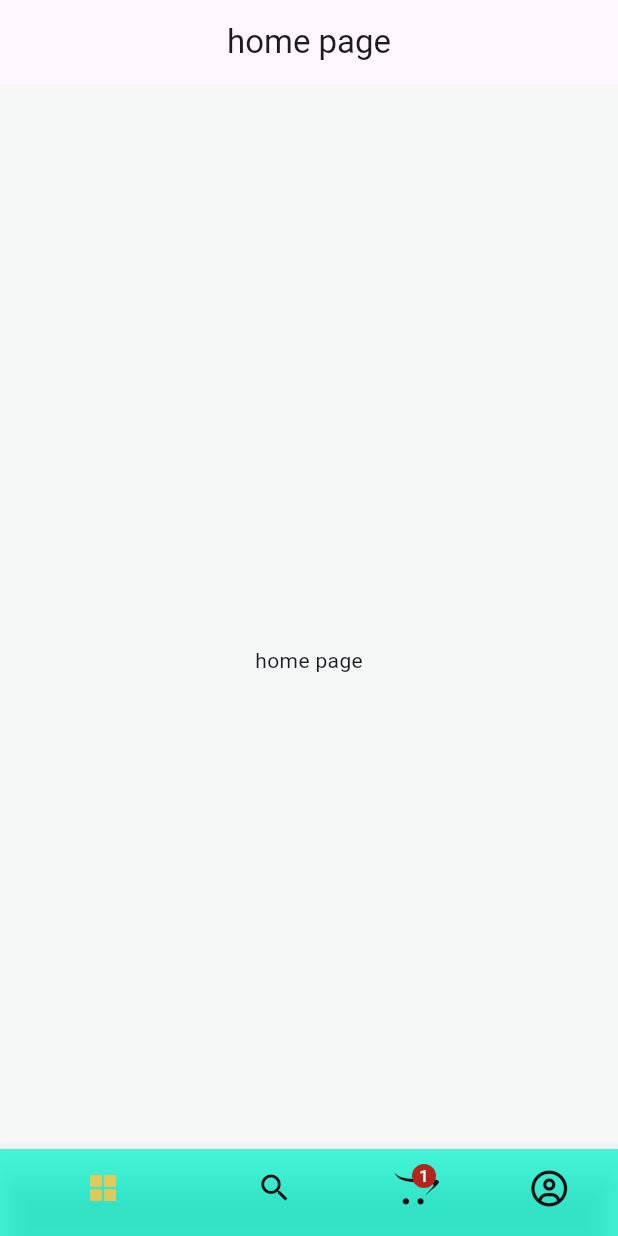
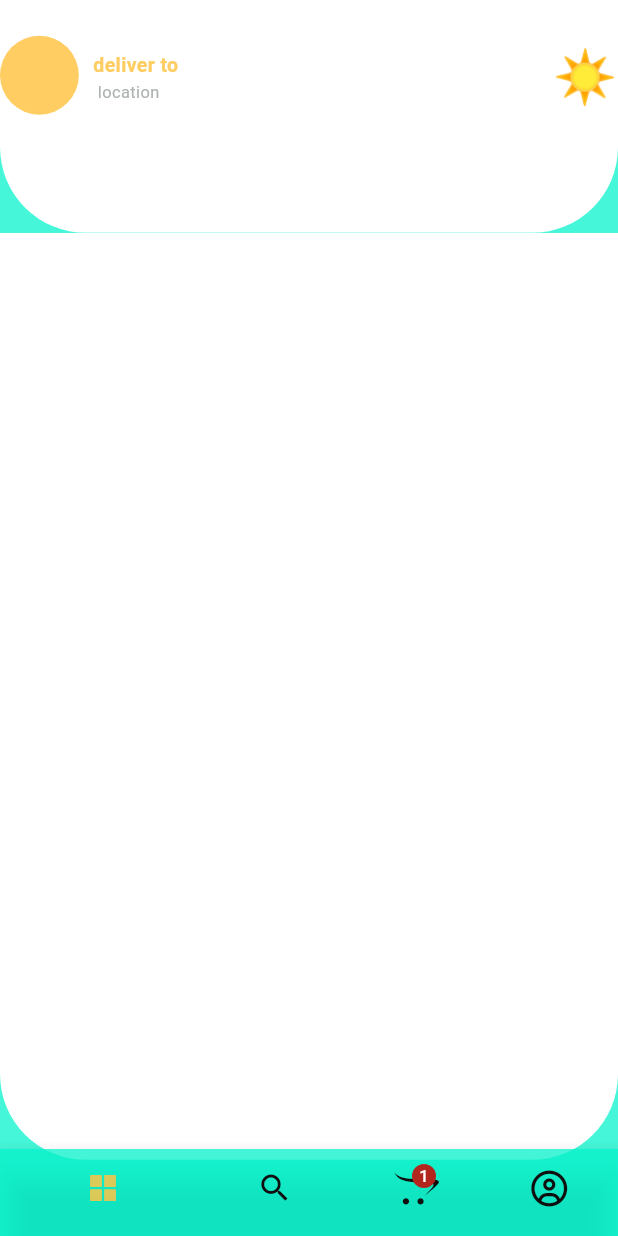
Before and after one commit to biftu123/flutter-ecommerice-app-, a Flutter app: the screen it shows after launch, on a phone screen of 412 x 824 dp. Run offline on Flutter 3.47's test engine with Material 3 defaults, Android fonts, the phone set to English and light mode, and no system bars; our stand-ins replace flutter_screenutil, flutter_vector_icons, get.

Commit message:
crate common ,pages

```diff
--- /dev/null
+++ b/lib/Common/custom_container.dart
@@ -0,0 +1,27 @@
+import 'package:flutter/material.dart';
+import 'package:flutter_screenutil/flutter_screenutil.dart';
+import 'package:foodorder/constant/constant.dart';
+
+// ignore: must_be_immutable
+class CustomContainer extends StatelessWidget {
+CustomContainer({super.key,required this.cotaincontaainer});
+  Widget cotaincontaainer;
+  @override
+  Widget build(BuildContext context) {
+    return SizedBox(
+      height: MediaQuery.of(context).size.height * 0.75,
+      child: ClipRRect(
+        borderRadius: BorderRadius.only(
+            bottomLeft: Radius.circular(50.r),
+            bottomRight: Radius.circular(50.r)),
+        child: Container(
+          width: width,
+          color: kwhite,
+          child:SingleChildScrollView(
+            child: cotaincontaainer,
+          ),
+        ),
+      ),
+    );
+  }
+}
--- /dev/null
+++ b/lib/Common/customappbar.dart
@@ -0,0 +1,74 @@
+import 'package:flutter/material.dart';
+import 'package:flutter_screenutil/flutter_screenutil.dart';
+import 'package:foodorder/Common/custom_container.dart';
+import 'package:foodorder/constant/constant.dart';
+
+class Customappbar extends StatelessWidget {
+  const Customappbar({super.key});
+
+  @override
+  Widget build(BuildContext context) {
+    return CustomContainer(
+        cotaincontaainer: Container(
+      margin: EdgeInsets.only(top: 20.h),
+      child: Row(
+        crossAxisAlignment: CrossAxisAlignment.end,
+        mainAxisAlignment: MainAxisAlignment.spaceBetween,
+        children: [
+          Row(
+            crossAxisAlignment: CrossAxisAlignment.end,
+            children: [
+              CircleAvatar(
+                radius: 22.h,
+                backgroundColor: ksecondary,
+              ),
+              Padding(
+                padding: EdgeInsets.only(bottom: 6.h, left: 8.h),
+                child: const Column(
+                  mainAxisAlignment: MainAxisAlignment.end,
+                  crossAxisAlignment: CrossAxisAlignment.start,
+                  children: [
+                    Text(
+                      "deliver to",
+                      style: TextStyle(
+                          fontSize: 13,
+                          color: ksecondary,
+                          fontWeight: FontWeight.w600),
+                    ),
+                    SizedBox(
+                      width: 243.75,
+                      child: Text(
+                        " location",
+                        overflow: TextOverflow.ellipsis,
+                        style: TextStyle(
+                            fontSize: 11,
+                            color: kgray,
+                            fontWeight: FontWeight.normal),
+                      ),
+                    )
+                  ],
+                ),
+              )
+            ],
+          ),
+           Text(
+            getTimeofDay(),
+            style:  const TextStyle(fontSize: 35),
+          )
+        ],
+      ),
+    ));
+  }
+
+  String getTimeofDay() {
+    DateTime now = DateTime.now();
+    int hour = now.hour;
+    if (hour >= 0 && hour < 12) {
+      return "☀️";
+    } else if (hour >= 12 && hour < 16) {
+      return "⛅";
+    } else {
+      return "🌙";
+    }
+  }
+}
--- a/lib/controller/pageindex.dart
+++ b/lib/controller/pageindex.dart
@@ -1,7 +1,7 @@
 import 'package:get/get.dart';
 
 class Pageindex extends GetxController {
-  RxInt _tabindex = 0.obs;
+  final RxInt _tabindex = 0.obs;
   int get tabindex => _tabindex.value;
   set setindex(int newvalue){
     _tabindex.value = newvalue  ;
--- a/lib/main.dart
+++ b/lib/main.dart
@@ -7,7 +7,7 @@
 Widget defaultpage = MainScreen();
 
 class MyApp extends StatelessWidget {
-  const MyApp({Key? key}) : super(key: key);
+  const MyApp({super.key});
 
 
   @override
--- a/lib/view/cart/cartpage.dart
+++ b/lib/view/cart/cartpage.dart
@@ -1,4 +1,7 @@
 import 'package:flutter/material.dart';
+import 'package:flutter_screenutil/flutter_screenutil.dart';
+import 'package:foodorder/Common/custom_container.dart';
+import 'package:foodorder/constant/constant.dart';
 
 class Cartpage extends StatelessWidget {
   const Cartpage({super.key});
@@ -6,13 +9,11 @@ class Cartpage extends StatelessWidget {
   @override
   Widget build(BuildContext context) {
     return Scaffold(
-      appBar: AppBar(
-        title: Text('cart page'),
-        centerTitle: true,
-      ),
-      body: const Center(
-        child: Text('cart page'),
-      ),
+      backgroundColor: kPrimary,
+      appBar:PreferredSize(preferredSize:Size.fromHeight(130.h),
+      child:Container(height: 130.h,)),
+      body: SafeArea(child: CustomContainer(cotaincontaainer: Container(),)),
+
     );
   }
 }
--- a/lib/view/entrypoint.dart
+++ b/lib/view/entrypoint.dart
@@ -53,8 +53,8 @@ class MainScreen extends StatelessWidget {
                               label: 'shoping'),
                           BottomNavigationBarItem(
                               icon: controller.tabindex == 3
-                                  ? Icon(FontAwesome.user_circle)
-                                  : Icon(FontAwesome.user_circle_o),
+                                  ? const Icon(FontAwesome.user_circle)
+                                  : const Icon(FontAwesome.user_circle_o),
                               label: "person")
                         ])),
               )
--- a/lib/view/home/homepage.dart
+++ b/lib/view/home/homepage.dart
@@ -1,18 +1,26 @@
 import 'package:flutter/material.dart';
+import 'package:flutter_screenutil/flutter_screenutil.dart';
+import 'package:foodorder/Common/custom_container.dart';
+import 'package:foodorder/Common/customappbar.dart';
+import 'package:foodorder/constant/constant.dart';
 
 class Homepage extends StatelessWidget {
   const Homepage({super.key});
 
   @override
   Widget build(BuildContext context) {
-    return  Scaffold(
-      appBar: AppBar(
-        title:const Text('home page'),
-        centerTitle: true,
-
-      ),
-      body: const Center(
-        child:Text('home page') ,
+    return Scaffold(
+      backgroundColor: kPrimary,
+      appBar: PreferredSize(
+          preferredSize: Size.fromHeight(130.h),
+          child:  Container(
+            height: 130.h,
+            child:const Customappbar(),
+          )),
+      body: SafeArea(
+        child: CustomContainer(
+          cotaincontaainer: Container(),
+        ),
       ),
     );
   }
--- a/lib/view/profile/profilepage.dart
+++ b/lib/view/profile/profilepage.dart
@@ -1,4 +1,7 @@
 import 'package:flutter/material.dart';
+import 'package:flutter_screenutil/flutter_screenutil.dart';
+import 'package:foodorder/Common/custom_container.dart';
+import 'package:foodorder/constant/constant.dart';
 
 class Profilepage extends StatelessWidget {
   const Profilepage({super.key});
@@ -6,12 +9,10 @@ class Profilepage extends StatelessWidget {
   @override
   Widget build(BuildContext context) {
     return Scaffold(
-      appBar:AppBar(
-        title: const Text('profile page'),
-      ),
-      body: const Center(
-        child: Text(' profile page'),
-      ),
+      backgroundColor: kPrimary,
+      appBar:PreferredSize(preferredSize:Size.fromHeight(130.h),child:Container(height: 130.h,)),
+      body: SafeArea(child: CustomContainer(cotaincontaainer: Container(),)),
+
     );
   }
 }
--- a/lib/view/search/searchpage.dart
+++ b/lib/view/search/searchpage.dart
@@ -1,4 +1,7 @@
 import 'package:flutter/material.dart';
+import 'package:flutter_screenutil/flutter_screenutil.dart';
+import 'package:foodorder/Common/custom_container.dart';
+import 'package:foodorder/constant/constant.dart';
 
 class Searchpage extends StatelessWidget {
   const Searchpage({super.key});
@@ -6,11 +9,10 @@ class Searchpage extends StatelessWidget {
   @override
   Widget build(BuildContext context) {
     return Scaffold(
-      appBar:AppBar(title: Text('search page'),
-      centerTitle: true,),
-      body:const Center(
-        child: Text("search page"),
-      )
+      backgroundColor: kPrimary,
+      appBar:PreferredSize(preferredSize:Size.fromHeight(130.h),child:Container(height: 130.h,)),
+      body: SafeArea(child: CustomContainer(cotaincontaainer: Container(),)),
+
     );
   }
 }
```
Also changed, not shown: 1 other file.
